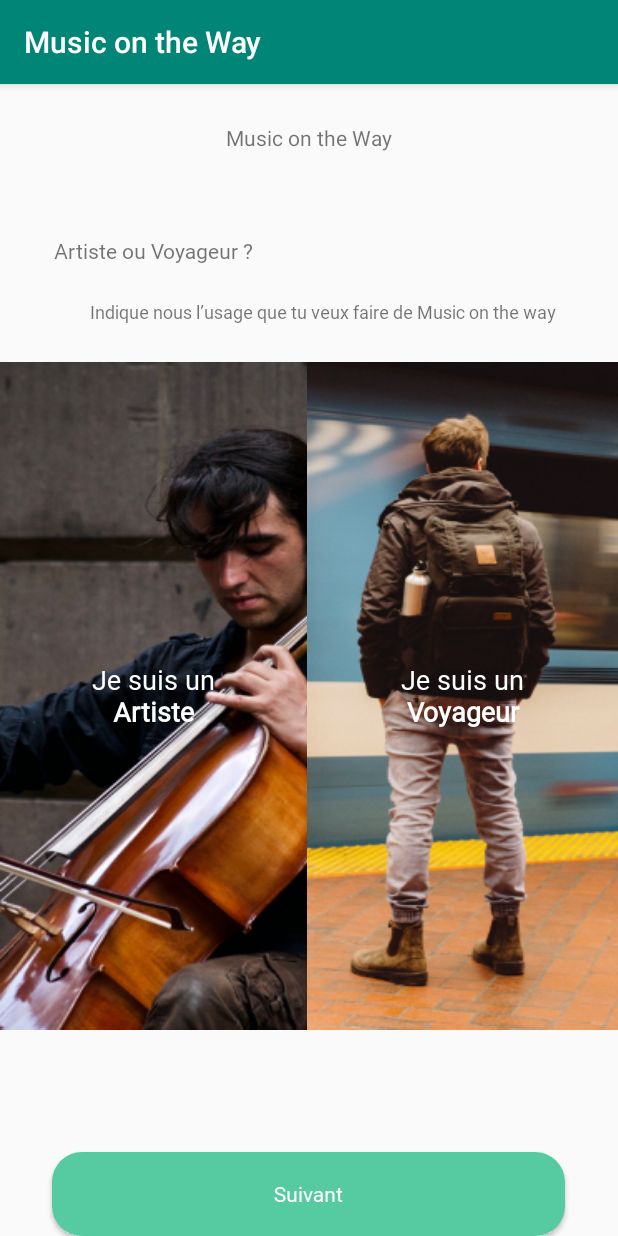
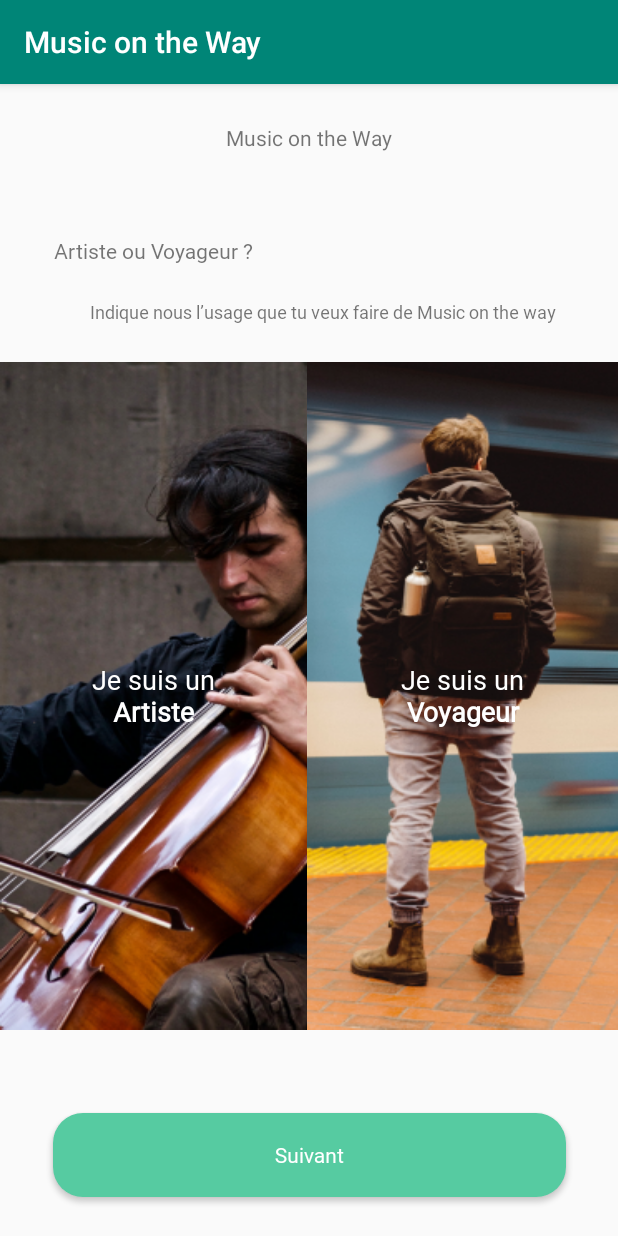
Before and after one commit to UlysseGebe/Music-on-the-Way, an Android app: the screen it shows after launch (MainActivity), on a phone screen of 412 x 824 dp. Run offline under Robolectric (Android 15) with nearby library versions, the phone set to English and light mode, and no system bars.

Commit message:
margin button

```diff
--- a/app/src/main/res/layout/activity_main.xml
+++ b/app/src/main/res/layout/activity_main.xml
@@ -80,13 +80,21 @@
 
         </LinearLayout>
 
-        <Button
-            android:id="@+id/choseButton"
-            style="@style/MusicStationMetroButton"
-            android:layout_marginBottom="16dp"
-            android:layout_centerHorizontal="true"
-            android:layout_alignParentBottom="true"
-            android:text="@string/Suivant" />
+        <androidx.constraintlayout.widget.ConstraintLayout
+            android:layout_width="match_parent"
+            android:layout_height="match_parent"
+            android:layout_weight="1">
+
+            <Button
+                android:id="@+id/choseButton"
+                style="@style/MusicStationMetroButton"
+                android:text="@string/Suivant"
+                app:layout_constraintBottom_toBottomOf="parent"
+                app:layout_constraintEnd_toEndOf="parent"
+                app:layout_constraintStart_toStartOf="parent"
+                app:layout_constraintTop_toTopOf="parent"
+                app:layout_constraintVertical_bias="0.95" />
+        </androidx.constraintlayout.widget.ConstraintLayout>
 
 
     </RelativeLayout>
```
